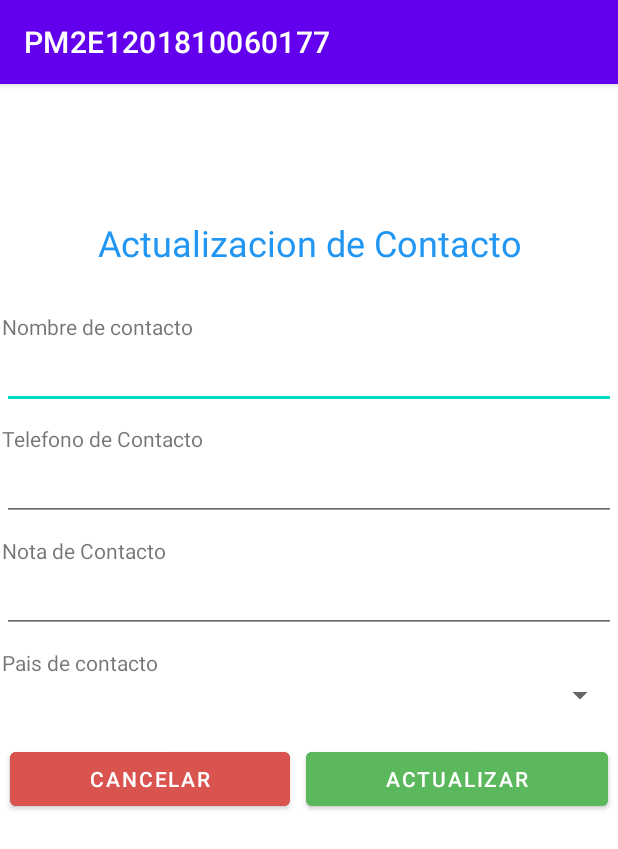
After one commit to asoriano864/PM1E1201810060177, an Android app: the ActualizarContacto screen opened directly, with no data from a screen before it, on a phone screen of 412 x 824 dp. The commit adds this screen. Shown: the top 849 px of the screen. Run offline under Robolectric (Android 15) with nearby library versions, the phone set to English and light mode, and no system bars; 6 statements that could not run were skipped.

Commit message:
Actualizacion -Pantalla de actualizacion de contacto

```diff
--- /dev/null
+++ b/app/src/main/java/com/example/pm2e1201810060177/ActualizarContacto.java
@@ -0,0 +1,150 @@
+package com.example.pm2e1201810060177;
+
+import androidx.appcompat.app.AppCompatActivity;
+
+import android.content.ContentValues;
+import android.content.Intent;
+import android.database.sqlite.SQLiteDatabase;
+import android.os.Bundle;
+import android.view.View;
+import android.widget.AdapterView;
+import android.widget.ArrayAdapter;
+import android.widget.Button;
+import android.widget.EditText;
+import android.widget.Spinner;
+import android.widget.Toast;
+
+import com.example.pm2e1201810060177.Transacciones.Transacciones;
+
+import java.util.ArrayList;
+
+public class ActualizarContacto extends AppCompatActivity implements AdapterView.OnItemSelectedListener {
+
+    SQLiteConexion conexion;
+
+    private Integer Id;
+    private String Nombre;
+    private String Telefono;
+    private String Nota;
+    private String Pais;
+
+    EditText bxNombre;
+    EditText bxTelefono;
+    EditText bxNota;
+    Spinner cmbPais;
+
+    String PaisSelected = "";
+
+    ArrayList<String> paises = new ArrayList<String>();
+
+    @Override
+    protected void onCreate(Bundle savedInstanceState) {
+        super.onCreate(savedInstanceState);
+        setContentView(R.layout.activity_actualizar_contacto);
+
+        conexion = new SQLiteConexion(this, Transacciones.NameDatabase, null, 1);
+        Bundle extras = getIntent().getExtras();
+        Nombre = extras.getString("NOMBRE");
+        Telefono = extras.getString("TELEFONO");
+        Nota = extras.getString("NOTA");
+        Pais = extras.getString("PAIS");
+        Id = Integer.parseInt(extras.getString("ID"));
+
+        paises.add("");
+        paises.add("Honduras 504");
+        paises.add("Guatemala 502");
+        paises.add("Costa Rica 506");
+        paises.add("El Salvador 503");
+
+        cmbPais = (Spinner) findViewById(R.id.cmbPaisUpd);
+        cmbPais.setOnItemSelectedListener(this);
+
+        for(Integer i = 0; i < paises.size(); i++){
+            if(cmbPais.getItemAtPosition(i).equals(paises.get(i))){
+                PaisSelected = paises.get(i);
+                cmbPais.setSelection(i);
+            }
+        }
+
+        ArrayAdapter adp = new ArrayAdapter(this,android.R.layout.simple_spinner_item, paises);
+
+        adp.setDropDownViewResource(
+                android.R.layout.simple_spinner_dropdown_item);
+
+        cmbPais.setAdapter(adp);
+
+        cmbPais.setOnItemSelectedListener(new AdapterView.OnItemSelectedListener() {
+            @Override
+            public void onItemSelected(AdapterView<?> parent, View view, int position, long id) {
+
+            }
+
+            @Override
+            public void onNothingSelected(AdapterView<?> parent) {
+
+            }
+        });
+
+        bxNombre = findViewById(R.id.txtNombreUpd);
+        bxTelefono = findViewById(R.id.txtTelefonoUpd);
+        bxNota = findViewById(R.id.txtNotaUpd);
+
+        bxNombre.setText(Nombre);
+        bxTelefono.setText(Telefono);
+        bxNota.setText(Nota);
+
+        Button btnActualizar = findViewById(R.id.btnActualizarContacto);
+        btnActualizar.setOnClickListener(new View.OnClickListener() {
+            @Override
+            public void onClick(View v) {
+
+                if(!bxNombre.getText().toString().equals("") || !bxTelefono.getText().toString().equals("") || !bxTelefono.getText().toString().equals("")){
+                    Actualizar(Id.toString(),bxNombre.getText().toString(),bxTelefono.getText().toString(),bxNota.getText().toString(),Pais);
+                    Intent ListaContactos = new Intent(v.getContext(), ListaContactos.class);
+                    startActivity(ListaContactos);
+                }else{
+                    Toast.makeText(getApplicationContext(), "Debe llenar todos los campos del contacto", Toast.LENGTH_LONG);
+                }
+            }
+        });
+
+        Button btnCancelar = findViewById(R.id.btnCancelar);
+        btnCancelar.setOnClickListener(new View.OnClickListener() {
+            @Override
+            public void onClick(View v) {
+                Intent ListaContactos = new Intent(v.getContext(), ListaContactos.class);
+                startActivity(ListaContactos);
+            }
+        });
+
+
+    }
+
+    private void Actualizar(String id, String Nombre, String Telefono, String Nota, String Pais){
+        SQLiteDatabase db = conexion.getWritableDatabase();
+        String[] params = {id};
+        ContentValues datos = new ContentValues();
+        datos.put(Transacciones.Nombre, Nombre);
+        datos.put(Transacciones.Telefono, Telefono);
+        datos.put(Transacciones.Nota, Nota);
+        datos.put(Transacciones.Pais, Pais);
+        try{
+            db.update(Transacciones.TablaContactos,datos,Transacciones.Id + "=?", params);
+            Toast.makeText(getApplicationContext(), "Datos actualizados con exito",Toast.LENGTH_LONG).show();
+        }catch(Exception e){
+            Toast.makeText(getApplicationContext(), "Error al actuaizar los datos",Toast.LENGTH_LONG).show();
+        }
+
+
+    }
+
+    @Override
+    public void onItemSelected(AdapterView<?> parent, View view, int position, long id) {
+
+    }
+
+    @Override
+    public void onNothingSelected(AdapterView<?> parent) {
+
+    }
+}
--- /dev/null
+++ b/app/src/main/res/layout/activity_actualizar_contacto.xml
@@ -0,0 +1,112 @@
+<?xml version="1.0" encoding="utf-8"?>
+<androidx.constraintlayout.widget.ConstraintLayout xmlns:android="http://schemas.android.com/apk/res/android"
+    xmlns:app="http://schemas.android.com/apk/res-auto"
+    xmlns:tools="http://schemas.android.com/tools"
+    android:layout_width="match_parent"
+    android:layout_height="match_parent"
+    tools:context=".ActualizarContacto">
+
+    <LinearLayout
+        android:layout_width="409dp"
+        android:layout_height="729dp"
+        android:orientation="vertical"
+        app:layout_constraintBottom_toBottomOf="parent"
+        app:layout_constraintEnd_toEndOf="parent"
+        app:layout_constraintStart_toStartOf="parent"
+        app:layout_constraintTop_toTopOf="parent">
+
+        <TextView
+            android:id="@+id/textView3"
+            android:layout_width="match_parent"
+            android:layout_height="wrap_content"
+            android:layout_marginTop="70dp"
+            android:text="Actualizacion de Contacto"
+            android:textAlignment="center"
+            android:textColor="#2196F3"
+            android:textSize="24sp" />
+
+        <TextView
+            android:id="@+id/textView7"
+            android:layout_marginTop="30dp"
+            android:layout_width="match_parent"
+            android:layout_height="wrap_content"
+            android:text="Nombre de contacto" />
+
+        <EditText
+            android:id="@+id/txtNombreUpd"
+            android:layout_width="match_parent"
+            android:layout_height="wrap_content"
+            android:ems="10"
+            android:inputType="textPersonName"
+            android:text="" />
+
+        <TextView
+            android:id="@+id/textView8"
+            android:layout_marginTop="10dp"
+            android:layout_width="match_parent"
+            android:layout_height="wrap_content"
+            android:text="Telefono de Contacto" />
+
+        <EditText
+            android:id="@+id/txtTelefonoUpd"
+            android:layout_width="match_parent"
+            android:layout_height="wrap_content"
+            android:ems="10"
+            android:inputType="phone" />
+
+        <TextView
+            android:id="@+id/textView9"
+            android:layout_marginTop="10dp"
+            android:layout_width="match_parent"
+            android:layout_height="wrap_content"
+            android:text="Nota de Contacto" />
+
+        <EditText
+            android:id="@+id/txtNotaUpd"
+            android:layout_width="match_parent"
+            android:layout_height="wrap_content"
+            android:ems="10"
+            android:gravity="start|top"
+            android:inputType="textMultiLine" />
+
+        <TextView
+            android:id="@+id/textView10"
+            android:layout_marginTop="10dp"
+            android:layout_width="match_parent"
+            android:layout_height="wrap_content"
+            android:text="Pais de contacto" />
+
+        <Spinner
+            android:id="@+id/cmbPaisUpd"
+            android:layout_width="match_parent"
+            android:layout_height="wrap_content" />
+
+        <LinearLayout
+            android:layout_width="match_parent"
+            android:layout_height="match_parent"
+            android:layout_marginTop="20dp"
+            android:orientation="horizontal">
+
+            <Button
+                android:id="@+id/btnCancelar"
+                android:layout_width="wrap_content"
+                android:layout_height="wrap_content"
+                android:layout_weight="1"
+                android:layout_marginStart="5dp"
+                android:layout_marginEnd="5dp"
+                android:backgroundTint="#d9534f"
+                android:text="Cancelar" />
+
+            <Button
+                android:id="@+id/btnActualizarContacto"
+                android:layout_width="wrap_content"
+                android:layout_height="wrap_content"
+                android:layout_marginStart="5dp"
+                android:layout_marginEnd="5dp"
+                android:layout_weight="1"
+                android:backgroundTint="#5cb85c"
+                android:text="Actualizar" />
+        </LinearLayout>
+
+    </LinearLayout>
+</androidx.constraintlayout.widget.ConstraintLayout>
--- a/app/src/main/res/layout/activity_lista_contactos.xml
+++ b/app/src/main/res/layout/activity_lista_contactos.xml
@@ -73,7 +73,7 @@
             android:layout_marginTop="20dp">
 
             <Button
-                android:id="@+id/btnActualizar"
+                android:id="@+id/btnEliminar"
                 android:layout_width="200dp"
                 android:layout_height="wrap_content"
                 android:layout_marginStart="10dp"
@@ -81,7 +81,7 @@
                 android:text="Eliminar Contacto" />
 
             <Button
-                android:id="@+id/btnElimarContacto"
+                android:id="@+id/btnActualizar"
                 android:layout_width="180dp"
                 android:layout_height="wrap_content"
 
--- a/app/src/main/res/layout/activity_main.xml
+++ b/app/src/main/res/layout/activity_main.xml
@@ -92,6 +92,7 @@
         android:layout_marginStart="25dp"
         android:layout_marginTop="20dp"
         android:layout_marginEnd="25dp"
+        android:backgroundTint="#5cb85c"
         android:text="Guardar Contacto"
         app:layout_constraintBottom_toBottomOf="parent"
         app:layout_constraintEnd_toEndOf="parent"
@@ -107,6 +108,7 @@
         android:layout_marginStart="25dp"
         android:layout_marginTop="20dp"
         android:layout_marginEnd="25dp"
+        android:backgroundTint="#0275d8"
         android:text="Lista contactos"
         app:layout_constraintBottom_toBottomOf="parent"
         app:layout_constraintEnd_toEndOf="parent"
--- a/app/src/main/res/values/strings.xml
+++ b/app/src/main/res/values/strings.xml
@@ -1,4 +1,4 @@
 <resources>
     <string name="app_name">PM2E1201810060177</string>
-
+    <string name="MY_PERMISSIONS_REQUEST_CALL_PHONE">0</string>
 </resources>
```
Also changed, not shown: app/src/main/AndroidManifest.xml (+5 -2 lines), app/src/main/java/com/example/pm2e1201810060177/ListaContactos.java (+69 -8 lines).
